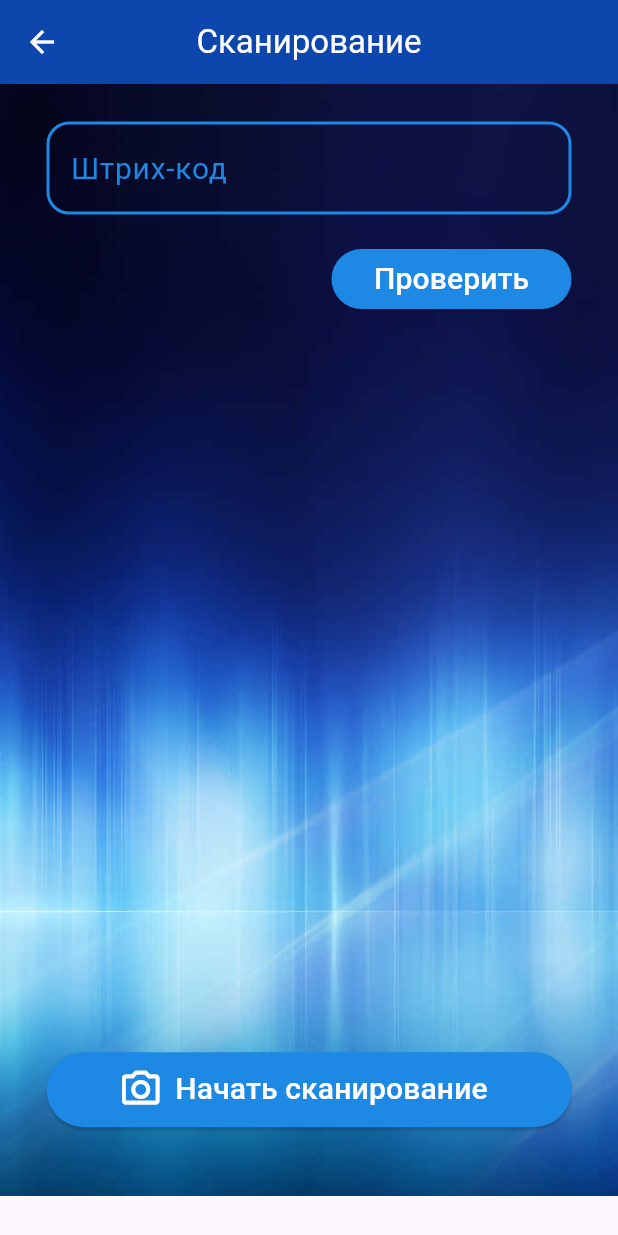
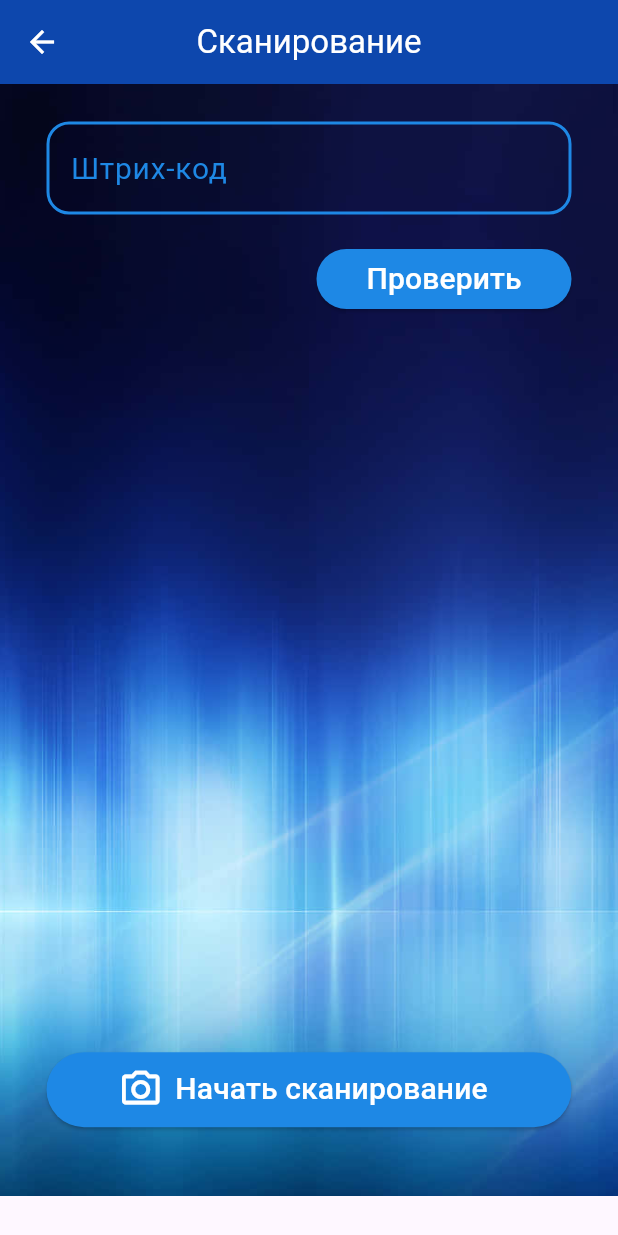
Before and after one commit to Bektur0106/post_, a Flutter app: the QRscanner screen opened directly with empty values, on a phone screen of 412 x 824 dp. Run offline on Flutter 3.47's test engine with Material 3 defaults, Android fonts, the phone set to English and light mode, and no system bars; missing offline and left inert: simple_barcode_scanner.

Commit message:
button dimensions

```diff
--- a/lib/pages/qrcode.dart
+++ b/lib/pages/qrcode.dart
@@ -134,8 +134,8 @@ class _QRscannerState extends State<QRscanner> {
                                 decoration: BoxDecoration(
                                     borderRadius: BorderRadius.circular(0)
                                 ),
-                                height: constraints.maxWidth<600? 40: constraints.maxWidth<1040 && constraints.maxWidth>=600? constraints.maxWidth/18: constraints.maxWidth/25,
-                                width: constraints.maxWidth<600? 160: constraints.maxWidth<1040 && constraints.maxWidth>=600? constraints.maxWidth/4: constraints.maxWidth/7,
+                                height: constraints.maxWidth<600? 43: constraints.maxWidth<1040 && constraints.maxWidth>=600? constraints.maxWidth/17.6: constraints.maxWidth/24.5,
+                                width: constraints.maxWidth<600? 170: constraints.maxWidth<1040 && constraints.maxWidth>=600? constraints.maxWidth/3.9: constraints.maxWidth/6.8,
                                 child: ElevatedButton(
                                   onPressed: (){
                                     FocusManager.instance.primaryFocus?.unfocus();
```
